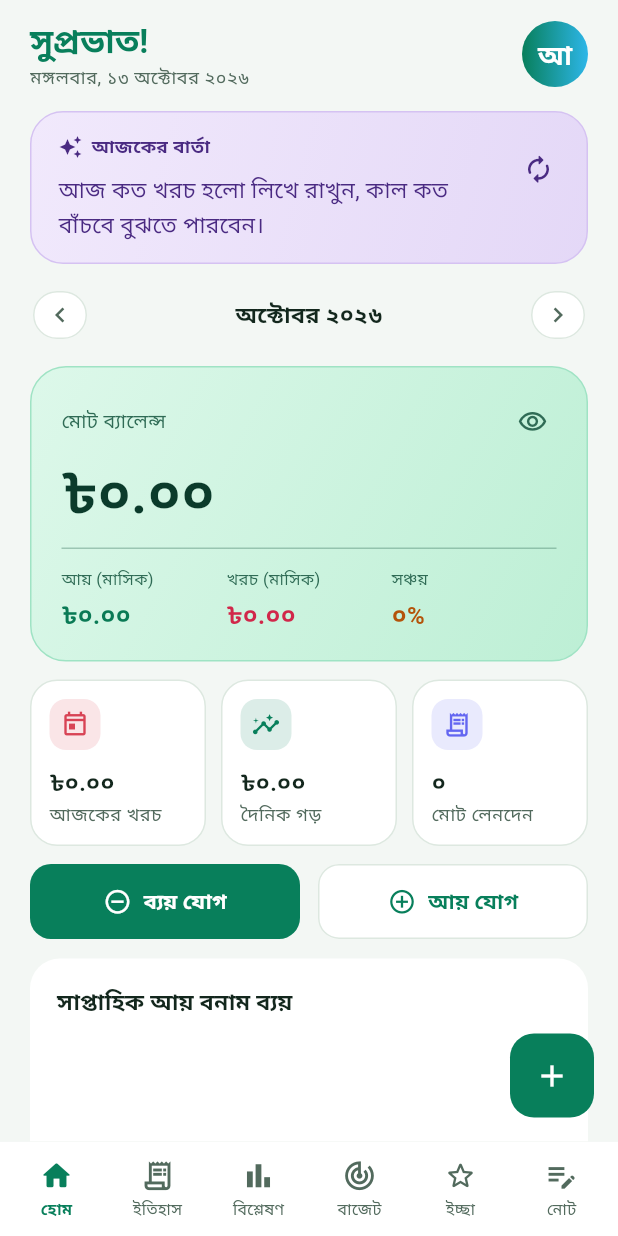
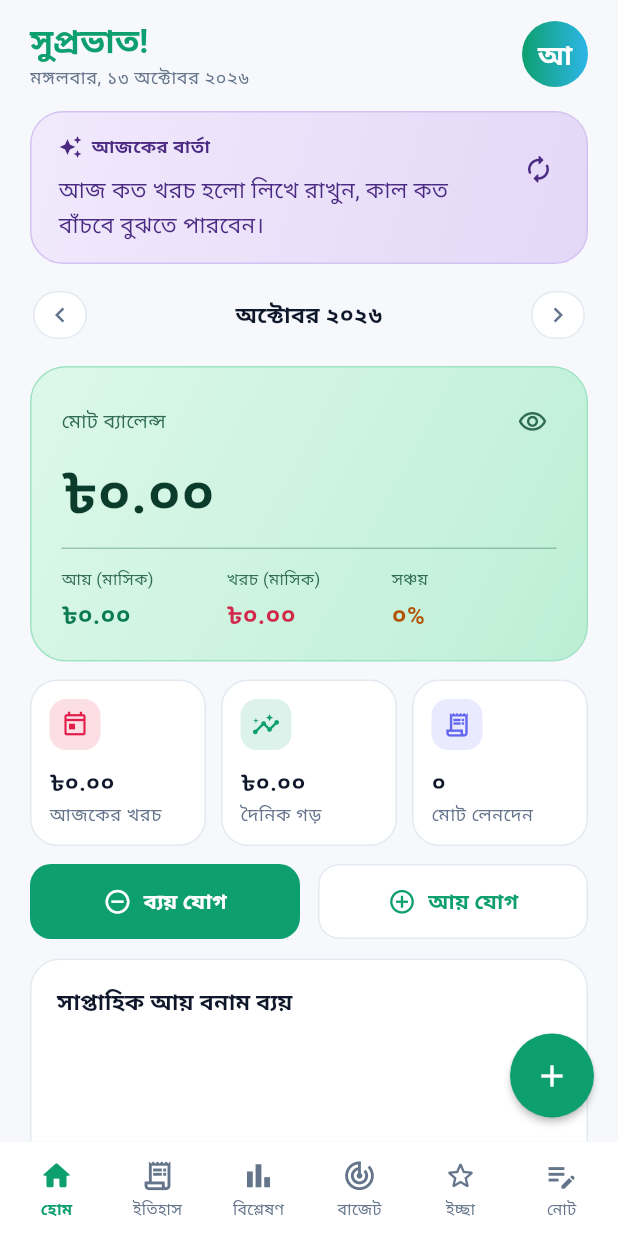
Before and after one commit to eskander-bot/AmarTaka, a Flutter app: the screen it shows after launch, on a phone screen of 412 x 824 dp. Run offline on Flutter 3.47's test engine with Material 3 defaults, Android fonts, the phone set to English and light mode, and no system bars; our stand-ins replace file_picker, flutter_local_notifications, flutter_secure_storage, local_auth, sqflite, timezone; missing offline and left inert: cryptography; accounts and stored records are empty; Roboto replaces fonts that are missing (HindSiliguri).

Commit message:
Update app_theme.dart

```diff
--- a/source/lib/theme/app_theme.dart
+++ b/source/lib/theme/app_theme.dart
@@ -2,26 +2,26 @@ import 'package:flutter/material.dart';
 import 'package:flutter/services.dart';
 
 class AppColors {
-  static const primary = Color(0xFF087F5B);
-  static const income = Color(0xFF087F5B);
-  static const expense = Color(0xFFD84355);
-  static Color incomeFor(BuildContext c) => Theme.of(c).brightness == Brightness.dark ? const Color(0xFF20D99B) : income;
-  static Color expenseFor(BuildContext c) => Theme.of(c).brightness == Brightness.dark ? const Color(0xFFFF7B87) : expense;
+  static const primary = Color(0xFF0E9F6E);
+  static const income = Color(0xFF0E9F6E);
+  static const expense = Color(0xFFE11D48);
+  static Color incomeFor(BuildContext c) => Theme.of(c).brightness == Brightness.dark ? const Color(0xFF1FD991) : income;
+  static Color expenseFor(BuildContext c) => Theme.of(c).brightness == Brightness.dark ? const Color(0xFFFF6B7A) : expense;
 }
 class AppTheme {
   static ThemeData _build(Brightness brightness,{bool black = false}) {
     final dark = brightness == Brightness.dark;
-    final bg = black ? Colors.black : dark ? const Color(0xFF080F0C) : const Color(0xFFF3F7F4);
-    final surface = dark ? const Color(0xFF121D17) : Colors.white;
-    final ink = dark ? const Color(0xFFF1F7F3) : const Color(0xFF13271D);
-    final muted = dark ? const Color(0xFFA2B8AB) : const Color(0xFF526A5D);
-    final line = dark ? const Color(0xFF28392F) : const Color(0xFFDDE8E0);
+    final bg = black ? Colors.black : dark ? const Color(0xFF0A101C) : const Color(0xFFF6F8FB);
+    final surface = black ? const Color(0xFF0E131D) : dark ? const Color(0xFF18212F) : Colors.white;
+    final ink = dark ? const Color(0xFFF1F5F9) : const Color(0xFF0F172A);
+    final muted = dark ? const Color(0xFF94A3B8) : const Color(0xFF64748B);
+    final line = black ? const Color(0xFF1F2937) : dark ? const Color(0xFF2A3547) : const Color(0xFFE3E9F0);
     final scheme = ColorScheme.fromSeed(seedColor:AppColors.primary,brightness:brightness).copyWith(
-      primary:dark ? const Color(0xFF20D99B) : AppColors.primary,
-      onPrimary:dark ? const Color(0xFF052C1C) : Colors.white,
+      primary:dark ? const Color(0xFF1FD991) : AppColors.primary,
+      onPrimary:dark ? const Color(0xFF04281B) : Colors.white,
       surface:surface,onSurface:ink,onSurfaceVariant:muted,outline:muted,outlineVariant:line,
-      primaryContainer:dark ? const Color(0xFF123D2B) : const Color(0xFFE0F4E9),
-      onPrimaryContainer:dark ? const Color(0xFF57EAB0) : AppColors.primary,
+      primaryContainer:dark ? const Color(0xFF0F3B2E) : const Color(0xFFD9F7E8),
+      onPrimaryContainer:dark ? const Color(0xFF5CEBB4) : AppColors.primary,
     );
     final text = Typography.material2021().black.apply(fontFamily:'HindSiliguri',bodyColor:ink,displayColor:ink).copyWith(
       headlineSmall:TextStyle(fontFamily:'HindSiliguri',fontSize:22,height:1.35,fontWeight:FontWeight.w600,color:ink),
@@ -35,12 +35,12 @@ class AppTheme {
     return ThemeData(useMaterial3:true,fontFamily:'HindSiliguri',textTheme:text,colorScheme:scheme,scaffoldBackgroundColor:bg,
       appBarTheme:AppBarTheme(backgroundColor:bg,surfaceTintColor:Colors.transparent,elevation:0,scrolledUnderElevation:0,centerTitle:false,titleSpacing:20,titleTextStyle:text.titleLarge,systemOverlayStyle:dark ? SystemUiOverlayStyle.light : SystemUiOverlayStyle.dark),
       inputDecorationTheme:InputDecorationTheme(contentPadding:const EdgeInsets.symmetric(horizontal:16,vertical:15),border:OutlineInputBorder(borderRadius:BorderRadius.circular(16),borderSide:BorderSide(color:line)),enabledBorder:OutlineInputBorder(borderRadius:BorderRadius.circular(16),borderSide:BorderSide(color:line)),filled:true,fillColor:surface),
-      cardTheme:CardThemeData(margin:const EdgeInsets.symmetric(vertical:5),elevation:0,color:surface,shape:RoundedRectangleBorder(borderRadius:BorderRadius.circular(20),side:BorderSide.none)),
+      cardTheme:CardThemeData(margin:const EdgeInsets.symmetric(vertical:5),elevation:0,color:surface,shape:RoundedRectangleBorder(borderRadius:BorderRadius.circular(20),side:BorderSide(color:line))),
       dividerTheme:DividerThemeData(color:line,thickness:1),
       navigationBarTheme:NavigationBarThemeData(height:70,backgroundColor:surface,indicatorColor:scheme.primaryContainer,labelTextStyle:WidgetStateProperty.resolveWith((s) => TextStyle(fontFamily:'HindSiliguri',fontSize:11,fontWeight:s.contains(WidgetState.selected) ? FontWeight.w600 : FontWeight.w400,color:s.contains(WidgetState.selected) ? scheme.primary : muted)),iconTheme:WidgetStateProperty.resolveWith((s) => IconThemeData(size:22,color:s.contains(WidgetState.selected) ? scheme.primary : muted))),
       progressIndicatorTheme:ProgressIndicatorThemeData(color:scheme.primary,linearTrackColor:line,linearMinHeight:6),
       iconTheme:IconThemeData(color:muted,size:21),
-      floatingActionButtonTheme:FloatingActionButtonThemeData(backgroundColor:scheme.primary,foregroundColor:scheme.onPrimary,elevation:0),
+      floatingActionButtonTheme:FloatingActionButtonThemeData(backgroundColor:scheme.primary,foregroundColor:scheme.onPrimary,elevation:2,shape:const CircleBorder()),
       filledButtonTheme:FilledButtonThemeData(style:FilledButton.styleFrom(backgroundColor:scheme.primary,foregroundColor:scheme.onPrimary,shape:RoundedRectangleBorder(borderRadius:BorderRadius.circular(14)),padding:const EdgeInsets.symmetric(horizontal:20,vertical:15))),
     );
   }
```
